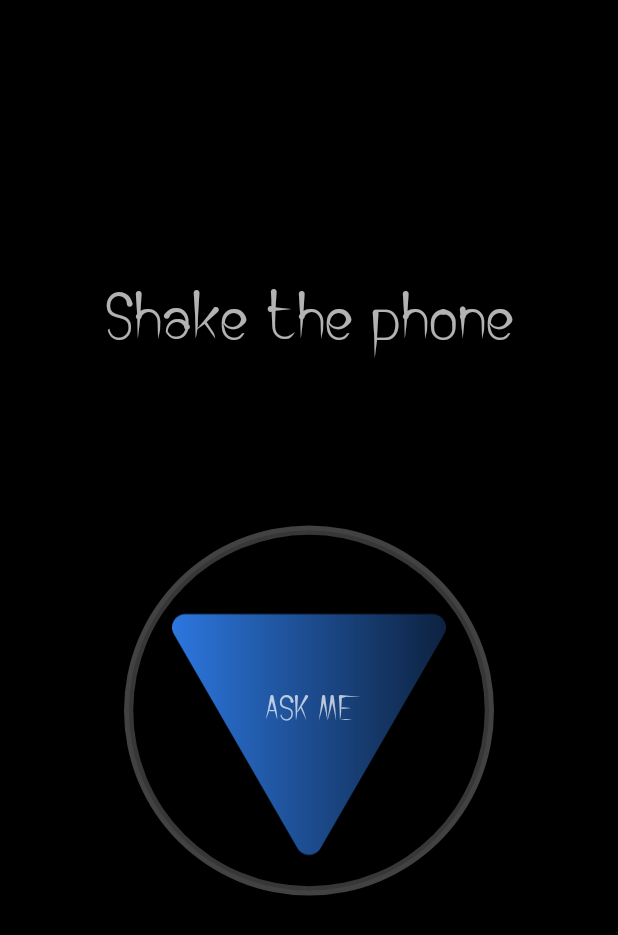
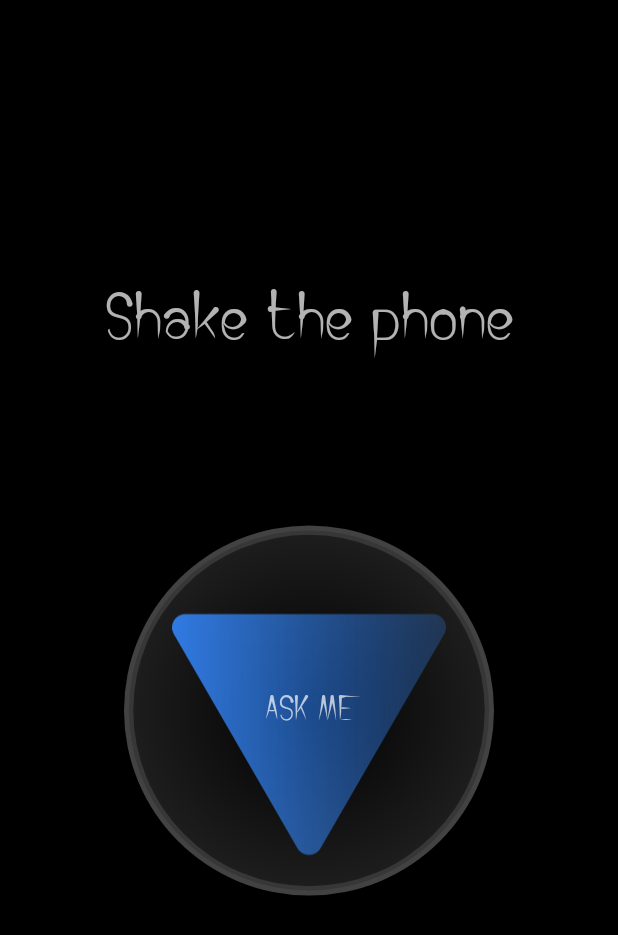
Before and after one commit to oarostovtseva/MagicBall, an Android app: the screen it shows after launch (MainActivity), on a phone screen of 412 x 824 dp. Shown: the top 935 px of the screen. Run offline under Robolectric (Android 15) with nearby library versions, the phone set to English and light mode, and no system bars; our stand-ins replace Timber; libraries missing offline, so code that uses them is left out: com.squareup.seismic; 3 statements that could not run were skipped.

Commit message:
Adding bouncer animation (#2)

```diff
--- a/app/src/main/java/com/orost/magicball/shakescreen/ShakeFragment.kt
+++ b/app/src/main/java/com/orost/magicball/shakescreen/ShakeFragment.kt
@@ -11,6 +11,7 @@ import com.orost.magicball.R
 import com.orost.magicball.ui.BaseFragment
 import com.orost.magicball.utils.fadeIn
 import com.orost.magicball.utils.fadeOut
+import com.orost.magicball.utils.shake
 import com.squareup.seismic.ShakeDetector
 import kotlinx.android.synthetic.main.fragment_main.*
 import org.koin.android.ext.android.inject
@@ -34,6 +35,7 @@ class ShakeFragment : BaseFragment(), ShakeDetector.Listener {
     override fun subscribeToLiveData() {
         shakeViewModel.answer.observe(this, Observer {
             Timber.d("Got an answer: $it")
+            answer_bg.shake(1000)
             answer_text.fadeOut(ANIMATION_FADE_DURATION) {
                 answer_text.text = it
                 answer_text.fadeIn(ANIMATION_FADE_DURATION)
--- a/app/src/main/java/com/orost/magicball/shakescreen/ShakeViewModel.kt
+++ b/app/src/main/java/com/orost/magicball/shakescreen/ShakeViewModel.kt
@@ -27,7 +27,7 @@ class ShakeViewModel(
     fun getAnswer() {
         if (isInProgress) return else isInProgress = true
 
-        viewModelScope.launch(coroutineContextProvider.main) {
+        viewModelScope.launch(coroutineContextProvider.io) {
             answer.postValue(answersArray.getRandomValue())
             delay(SHOW_ANSWER_DELAY)
             answer.postValue("")
--- a/app/src/main/java/com/orost/magicball/utils/ViewExtensions.kt
+++ b/app/src/main/java/com/orost/magicball/utils/ViewExtensions.kt
@@ -2,7 +2,9 @@ package com.orost.magicball.utils
 
 import android.animation.Animator
 import android.view.View
+import android.view.animation.AnimationUtils
 import android.view.animation.LinearInterpolator
+import com.orost.magicball.R
 
 internal fun View.fadeIn(duration: Long) {
     alpha = 0f
@@ -22,3 +24,7 @@ internal fun View.fadeOut(duration: Long, onAnimationEndAction: () -> Unit) {
             }
         }).start()
 }
+
+internal fun View.shake(durationTime: Long) {
+    startAnimation(AnimationUtils.loadAnimation(context, R.anim.bounce))
+}
--- /dev/null
+++ b/app/src/main/res/anim/bounce.xml
@@ -0,0 +1,10 @@
+<?xml version="1.0" encoding="utf-8"?>
+<set xmlns:android="http://schemas.android.com/apk/res/android"
+
+    android:interpolator="@android:anim/bounce_interpolator">
+
+    <translate
+        android:duration="1000"
+        android:fromXDelta="1%p"
+        android:toXDelta="0%p" />
+</set>
--- a/app/src/main/res/drawable/background_ball.xml
+++ b/app/src/main/res/drawable/background_ball.xml
@@ -29,6 +29,11 @@
             <size
                 android:width="190dp"
                 android:height="190dp" />
+            <gradient
+                android:endColor="@color/colorDarkGrey"
+                android:gradientRadius="95%p"
+                android:startColor="@android:color/black"
+                android:type="radial" />
         </shape>
     </item>
 
```
